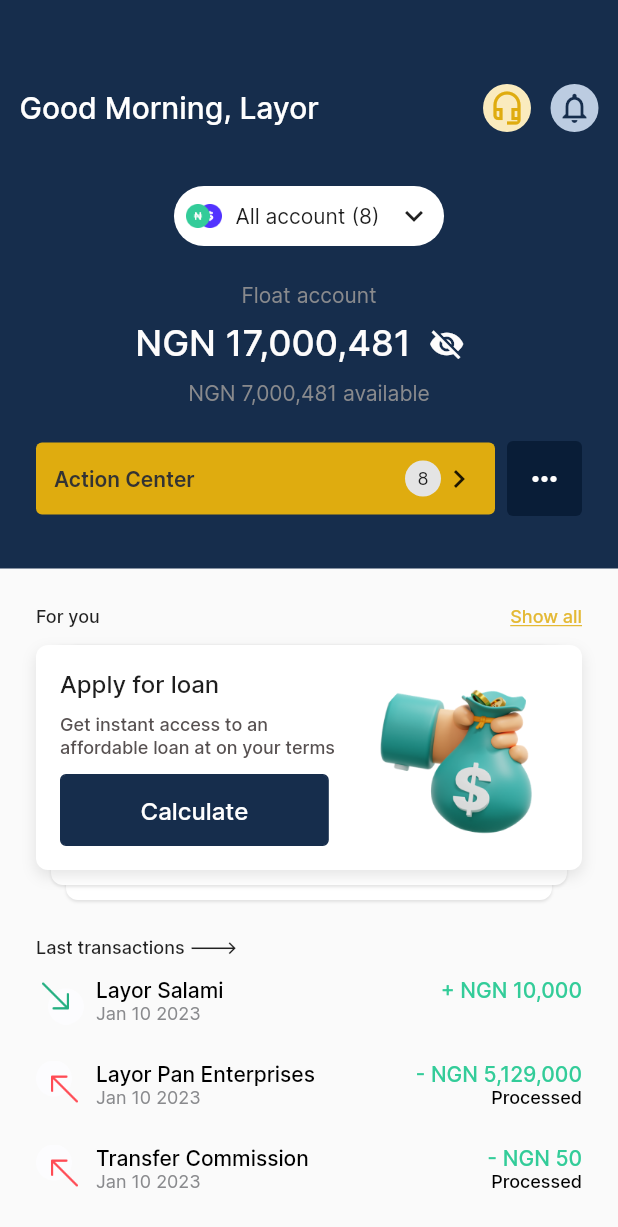
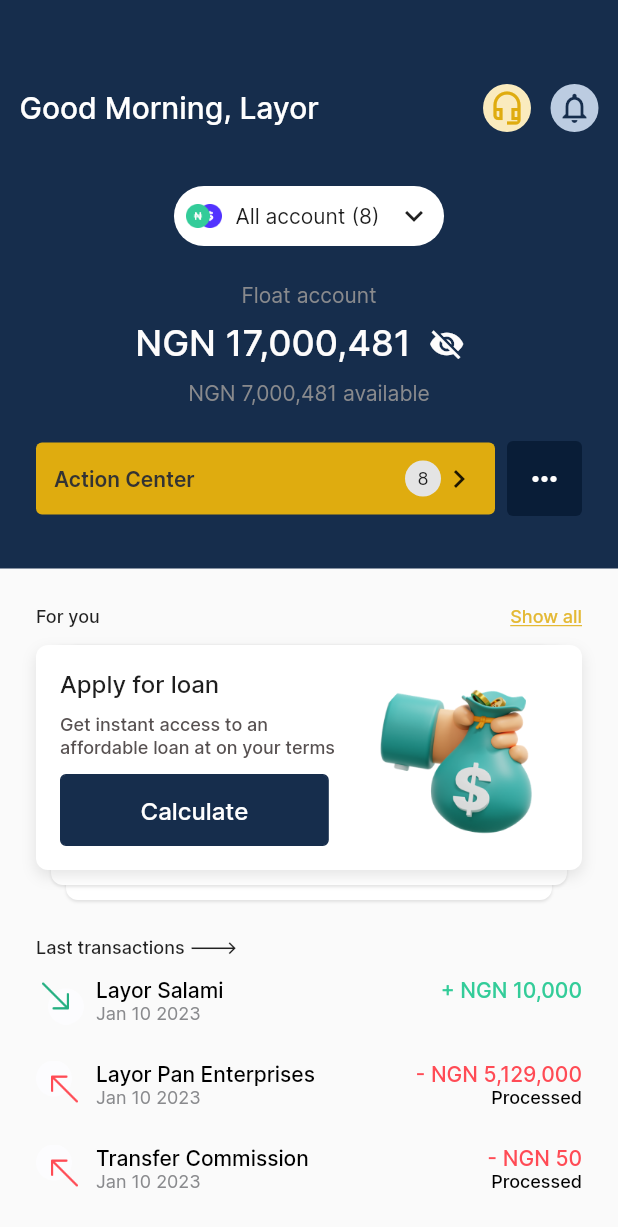
Before and after one commit to Tolulope05/firstbank_cib, a Flutter app: the DashBoardScreen screen opened by its route, on a phone screen of 412 x 824 dp. Shown: the top 1227 px of the screen. Run offline on Flutter 3.47's test engine with Material 2 defaults, Android fonts, the phone set to English and light mode, and no system bars; our stand-ins replace flutter_svg, get, pinput, smooth_page_indicator.

Commit message:
made dynamc transactrion card logic

```diff
--- a/lib/widgets/transaction_card.dart
+++ b/lib/widgets/transaction_card.dart
@@ -70,9 +70,10 @@ class TransactionCard extends StatelessWidget {
             children: [
               Text(
                 "${isIncome ? "+" : "-"} NGN $amount",
-                style: const TextStyle(
+                style: TextStyle(
                   fontSize: 14,
-                  color: AppColors.successColor,
+                  color:
+                      isIncome ? AppColors.successColor : AppColors.failedColor,
                   fontWeight: FontWeight.w500,
                 ),
               ),
```
Also changed, not shown: lib/widgets/action_center_card.dart (added, +10 -0 lines).
